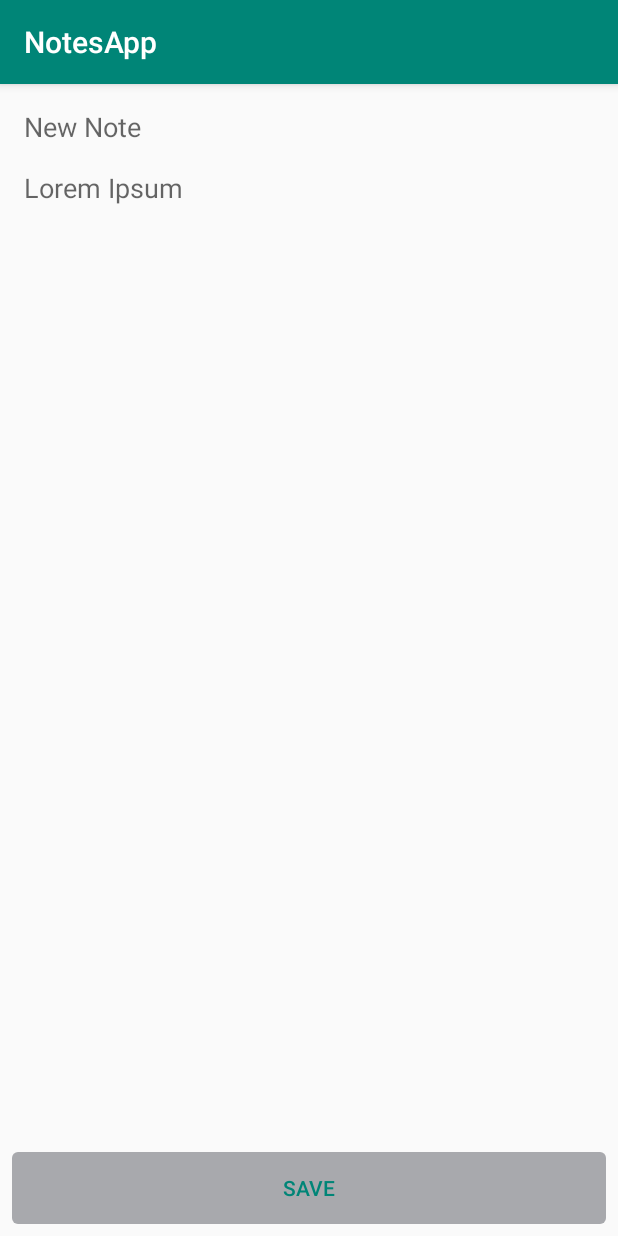
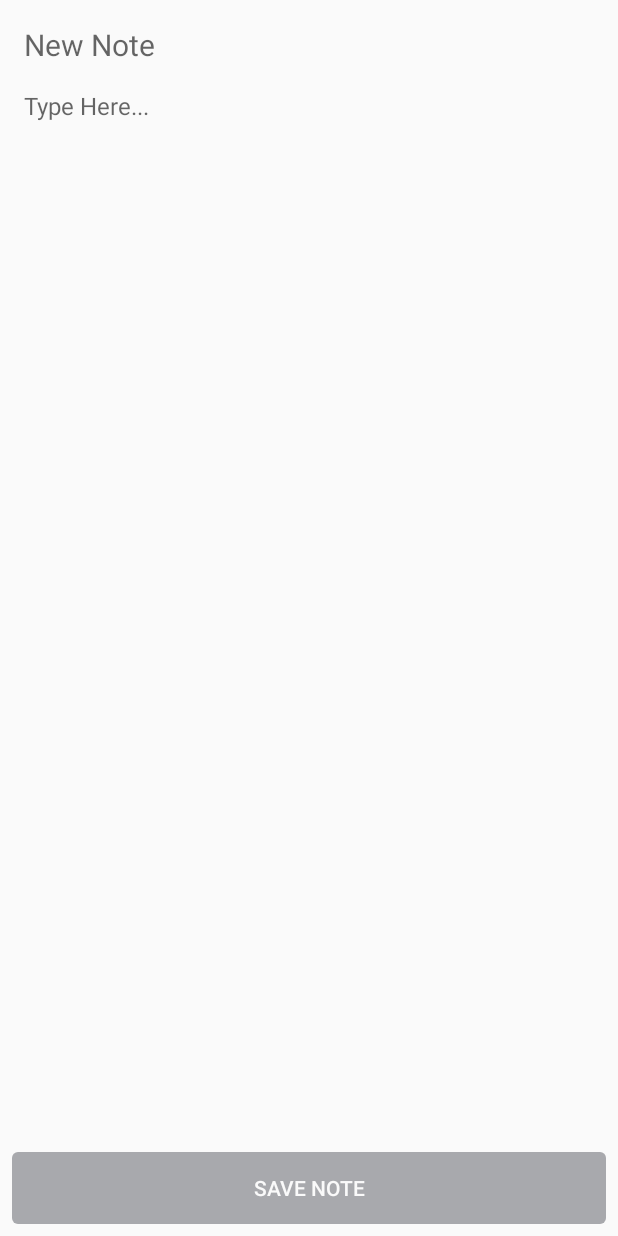
Before and after one commit to KishoreBabuIN/NotesAndroid, an Android app: the screen it shows after launch (NewNoteActivity), after a tap on an icon or button, on a phone screen of 412 x 824 dp. Run offline under Robolectric (Android 15) with nearby library versions, the phone set to English and light mode, and no system bars; our stand-ins replace Room's generated code, Timber, data binding; 1 statement that could not run was skipped.

Commit message:
Refactor: Styles, colors, dimens

```diff
--- a/app/src/main/java/com/kishorebabu/android/notes/ui/noteslist/NotesListAdapter.kt
+++ b/app/src/main/java/com/kishorebabu/android/notes/ui/noteslist/NotesListAdapter.kt
@@ -47,7 +47,7 @@ class NotesListAdapter : RecyclerView.Adapter<NotesListAdapter.NoteItemViewHolde
       RecyclerView.ViewHolder(binding.root) {
     fun bindData(note: Note) {
       binding.run {
-        tvContent.text = note.body
+        tvBody.text = note.body
         tvTitle.text = note.title
         tvDate.text = note.date.toReadableDate()
       }
--- a/app/src/main/res/drawable/btn_disable.xml
+++ b/app/src/main/res/drawable/btn_disable.xml
@@ -1,6 +1,6 @@
 <?xml version="1.0" encoding="utf-8"?>
 <shape xmlns:android="http://schemas.android.com/apk/res/android"
   android:shape="rectangle">
-  <corners android:radius="4dp" />
-  <solid android:color="#a8a9ad" />
+  <corners android:radius="@dimen/btn_corner_radius" />
+  <solid android:color="@color/hintGrey" />
 </shape>
--- a/app/src/main/res/drawable/btn_enable.xml
+++ b/app/src/main/res/drawable/btn_enable.xml
@@ -1,6 +1,6 @@
 <?xml version="1.0" encoding="utf-8"?>
 <shape xmlns:android="http://schemas.android.com/apk/res/android"
     android:shape="rectangle">
-    <corners android:radius="4dp" />
+    <corners android:radius="@dimen/btn_corner_radius" />
     <solid android:color="@color/colorAccent" />
 </shape>
--- a/app/src/main/res/drawable/divider_drawable.xml
+++ b/app/src/main/res/drawable/divider_drawable.xml
@@ -1,6 +1,6 @@
 <?xml version="1.0" encoding="utf-8"?>
 <shape xmlns:android="http://schemas.android.com/apk/res/android">
-    <size android:height="1dp"/>
-    <solid android:color="#DDDDDD"/>
+    <size android:height="@dimen/divider_size"/>
+    <solid android:color="@color/dividerBackground"/>
 
 </shape>
--- a/app/src/main/res/drawable/progress_drawable.xml
+++ b/app/src/main/res/drawable/progress_drawable.xml
@@ -16,7 +16,7 @@
             android:width="48dp" />
 
         <gradient
-            android:centerColor="#2b2d2f"
+            android:centerColor="@color/darkGrey"
             android:centerY="0.5"
             android:endColor="@color/colorPrimaryDark"
             android:startColor="@color/colorPrimary"
--- a/app/src/main/res/layout/activity_new_note.xml
+++ b/app/src/main/res/layout/activity_new_note.xml
@@ -1,7 +1,6 @@
 <?xml version="1.0" encoding="utf-8"?>
 <layout xmlns:android="http://schemas.android.com/apk/res/android"
-  xmlns:app="http://schemas.android.com/apk/res-auto"
-  xmlns:tools="http://schemas.android.com/tools">
+  xmlns:app="http://schemas.android.com/apk/res-auto">
 
   <androidx.constraintlayout.widget.ConstraintLayout
     android:layout_width="match_parent"
@@ -25,19 +24,21 @@
 
         <androidx.appcompat.widget.AppCompatEditText
           android:id="@+id/et_title"
+          style="@style/Text.TitleLarge"
           android:layout_width="match_parent"
           android:layout_height="wrap_content"
           android:background="@null"
-          android:hint="New Note"
+          android:hint="@string/new_note_title_hint"
           android:maxLength="100" />
 
         <androidx.appcompat.widget.AppCompatEditText
           android:id="@+id/et_content"
+          style="@style/Text.TitleMedium"
           android:layout_width="match_parent"
           android:layout_height="wrap_content"
           android:layout_marginTop="16dp"
           android:background="@null"
-          android:hint="Lorem Ipsum"
+          android:hint="@string/new_note_body_hint"
           android:maxLength="100" />
 
       </LinearLayout>
@@ -50,10 +51,9 @@
       android:layout_margin="8dp"
       android:background="@drawable/action_btn_drawable"
       android:enabled="false"
-      android:text="Save"
+      android:text="@string/new_note_save"
       android:textColor="@color/colorPrimary"
-      app:layout_constraintBottom_toBottomOf="parent"
-      tools:layout_editor_absoluteX="0dp" />
+      app:layout_constraintBottom_toBottomOf="parent" />
 
     <ProgressBar
       android:id="@+id/progress_circular"
--- a/app/src/main/res/layout/layout_empty_state.xml
+++ b/app/src/main/res/layout/layout_empty_state.xml
@@ -7,7 +7,8 @@
   <androidx.appcompat.widget.AppCompatTextView
     android:layout_width="wrap_content"
     android:layout_height="wrap_content"
-    android:text="No Notes Found. :("
+    style="@style/Text.TitleLarge"
+    android:text="@string/no_notes_found"
     app:layout_constraintBottom_toBottomOf="parent"
     app:layout_constraintEnd_toEndOf="parent"
     app:layout_constraintStart_toStartOf="parent"
--- a/app/src/main/res/values/colors.xml
+++ b/app/src/main/res/values/colors.xml
@@ -1,6 +1,9 @@
 <?xml version="1.0" encoding="utf-8"?>
 <resources>
-  <color name="colorPrimary">#008577</color>
-  <color name="colorPrimaryDark">#00574B</color>
-  <color name="colorAccent">#D81B60</color>
+  <color name="colorPrimary">#fafafa</color>
+  <color name="colorPrimaryDark">#c7c7c7</color>
+  <color name="colorAccent">#000000</color>
+  <color name="dividerBackground">#DDDDDD</color>
+  <color name="darkGrey">#2b2d2f</color>
+  <color name="hintGrey">#a8a9ad</color>
 </resources>
--- a/app/src/main/res/values/strings.xml
+++ b/app/src/main/res/values/strings.xml
@@ -1,4 +1,8 @@
 <resources>
   <string name="app_name">NotesApp</string>
-  <string name="template_created_at">Created at %1$s</string>
+  <string name="template_created_at">Created: %1$s</string>
+  <string name="new_note_body_hint">Type Here...</string>
+  <string name="new_note_title_hint">New Note</string>
+  <string name="new_note_save">Save Note</string>
+  <string name="no_notes_found">No Notes Found. :(</string>
 </resources>
--- a/app/src/main/res/values/styles.xml
+++ b/app/src/main/res/values/styles.xml
@@ -1,11 +1,31 @@
 <resources>
 
   <!-- Base application theme. -->
-  <style name="AppTheme" parent="Theme.AppCompat.Light.DarkActionBar">
+  <style name="AppTheme" parent="Theme.AppCompat.Light.NoActionBar">
     <!-- Customize your theme here. -->
     <item name="colorPrimary">@color/colorPrimary</item>
     <item name="colorPrimaryDark">@color/colorPrimaryDark</item>
     <item name="colorAccent">@color/colorAccent</item>
   </style>
 
+  <style name="Text">
+    <item name="android:textColor">@color/darkGrey</item>
+  </style>
+
+  <style name="Text.TitleSmall" parent="Text">
+    <item name="android:textSize">12sp</item>
+  </style>
+
+  <style name="Text.TitleMedium" parent="Text">
+    <item name="android:textSize">16sp</item>
+  </style>
+
+  <style name="Text.TitleLarge" parent="Text">
+    <item name="android:textSize">20sp</item>
+  </style>
+
+  <style name="ProgressBarTheme" parent="AppTheme">
+    <item name="colorAccent">@color/colorPrimary</item>
+  </style>
+
 </resources>
```
Also changed, not shown: app/src/main/res/layout/activity_note.xml (+13 -11 lines), app/src/main/res/layout/item_note.xml (+5 -2 lines), app/src/main/res/layout/layout_toolbar.xml (added, +16 -0 lines), app/src/main/res/values/dimens.xml (added, +16 -0 lines).
